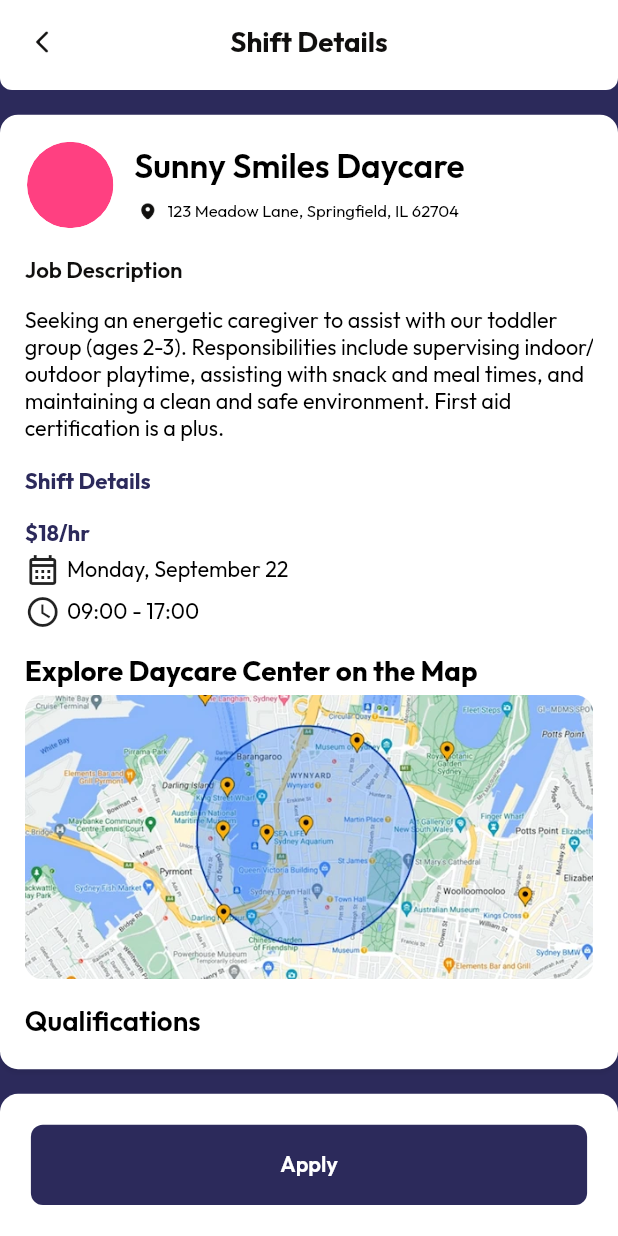
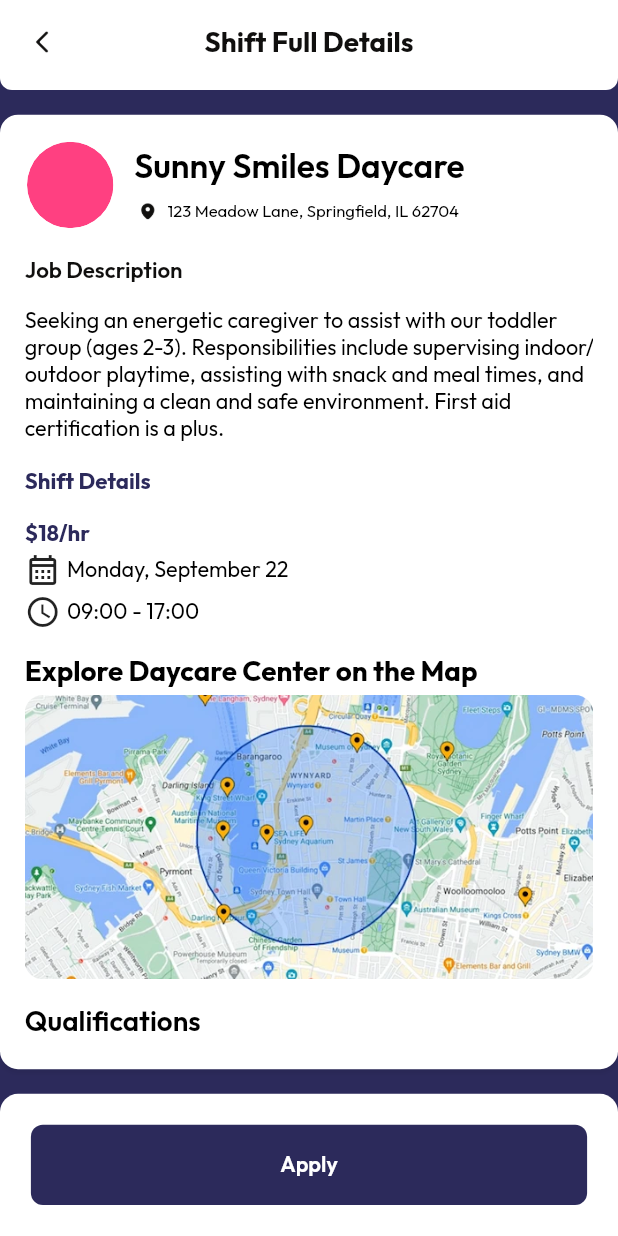
Before and after one commit to Irfanhossain909/tinnierenee12, a Flutter app: the EmployeeFindShiftDetailsScreen screen opened by its route, on a phone screen of 412 x 824 dp. Run offline on Flutter 3.47's test engine with Material 3 defaults, Android fonts, the phone set to English and light mode, and no system bars; our stand-ins replace cached_network_image, device_preview, flutter_cache_manager, get, get_storage, pin_code_fields and 1 more; accounts and stored records are empty; network calls fail.

Commit message:
Update EmployeeFindShiftDetailsScreen app bar title and enhance EmployeeHomeScreen UI with AppImage integration and formatting improvements.

```diff
--- a/lib/screen/employee_find_shift_details_scrteen/employee_find_shift_details_screen.dart
+++ b/lib/screen/employee_find_shift_details_scrteen/employee_find_shift_details_screen.dart
@@ -30,7 +30,10 @@ class EmployeeFindShiftDetailsScreen extends StatelessWidget {
         ),
         child: AppButton(title: "Apply", filColor: AppColor.purple),
       ),
-      appBar: CustomAppbar(title: "Shift Details"),
+      appBar: CustomAppbar(
+
+        title: "Shift Full Details",
+      ),
       body: Padding(
         padding: EdgeInsets.only(
           top: AppSize.width(value: 16),
```
Also changed, not shown: lib/screen/employee_home_screen/employee_home_screen.dart (+8 -3 lines).
